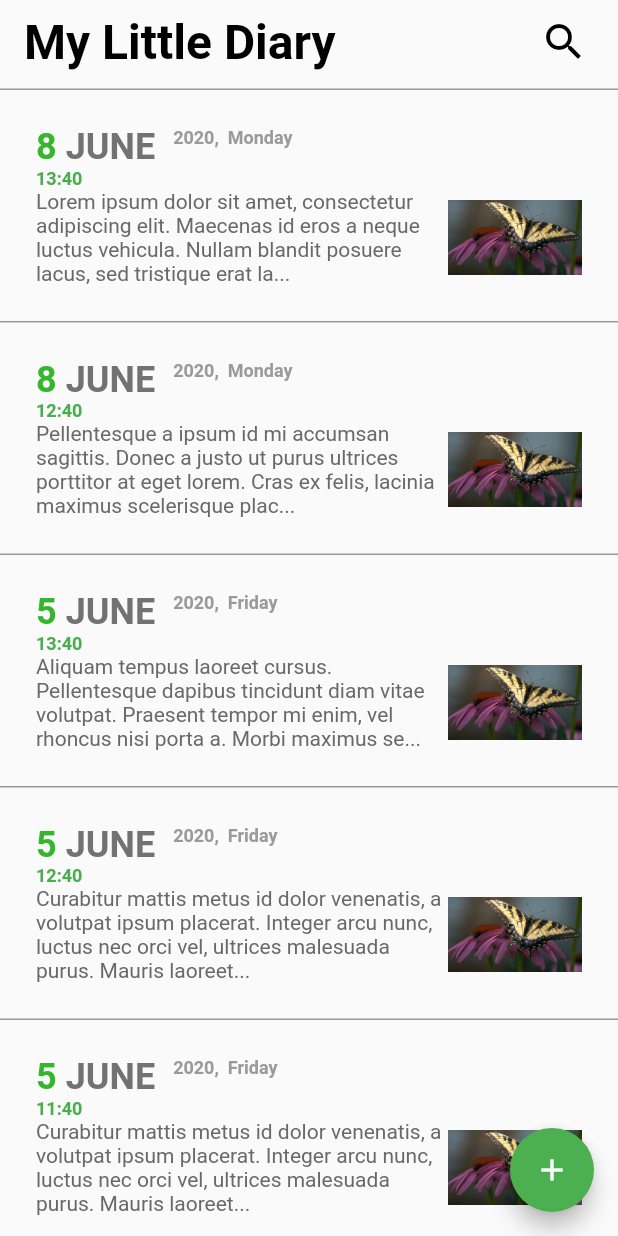
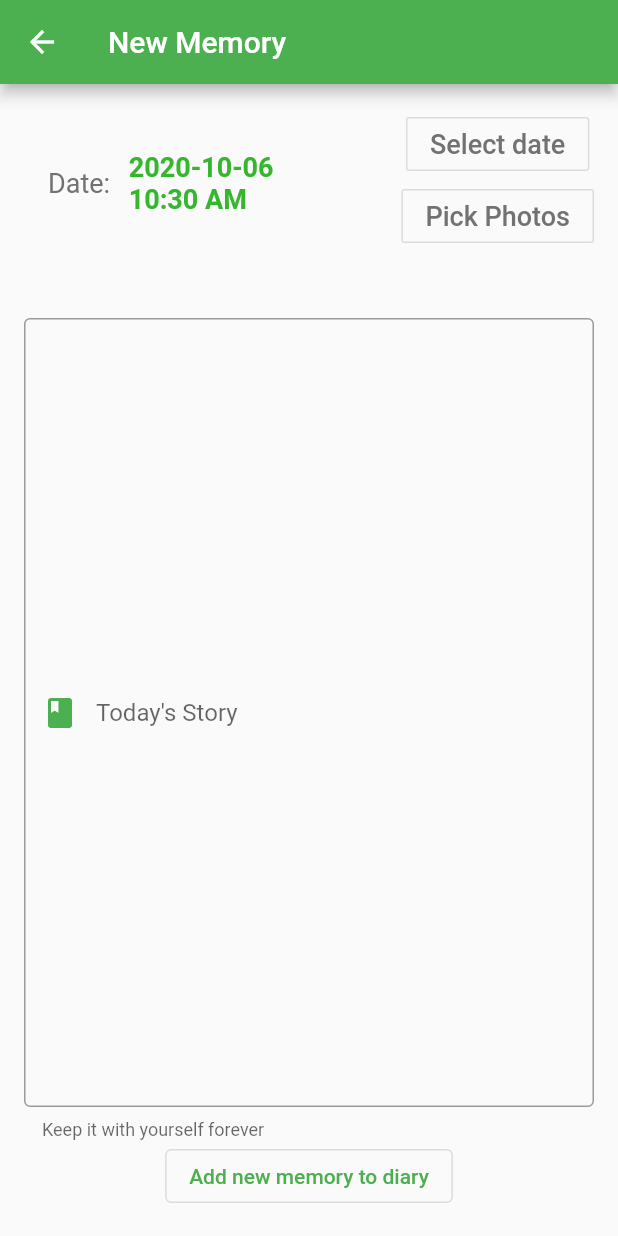
Before and after one commit to muratangin187/my_little_diary, a Flutter app: the screen it shows after launch, after a tap on the "add" icon, on a phone screen of 412 x 824 dp. Run offline on Flutter 3.47's test engine with Material 2 defaults, Android fonts, the phone set to English and light mode, and no system bars; our stand-ins replace fluttertoast, google_fonts; missing offline and left inert: multi_image_picker; Roboto replaces fonts that are missing (Exo).

Commit message:
Add NewMemoryScreen which handles creation of memories

```diff
--- /dev/null
+++ b/lib/NewMemoryScreen.dart
@@ -0,0 +1,203 @@
+import 'dart:io';
+
+import 'package:flutter/cupertino.dart';
+import 'package:flutter/material.dart';
+import 'package:google_fonts/google_fonts.dart';
+import 'package:multi_image_picker/multi_image_picker.dart';
+import 'package:fluttertoast/fluttertoast.dart';
+
+
+class NewMemoryScreen extends StatefulWidget {
+  @override
+  _NewMemoryScreenState createState() => _NewMemoryScreenState();
+}
+
+class _NewMemoryScreenState extends State<NewMemoryScreen> {
+  DateTime selectedDate = DateTime.now();
+  TimeOfDay selectedTime = TimeOfDay.now();
+  List<Asset> images = List<Asset>();
+  String _error;
+
+  @override
+  Widget build(BuildContext context) {
+    return Scaffold(
+      appBar: AppBar(
+        title: Text("New Memory"),
+      ),
+      body: Container(
+        padding: EdgeInsets.all(16),
+        child: Column(
+          children: [
+            Container(
+              height: 100,
+              child: Row(
+                mainAxisAlignment: MainAxisAlignment.spaceBetween,
+                children: [
+                  Row(
+                    children: [
+                      Padding(
+                        padding: const EdgeInsets.only(
+                            top: 16.0, left: 16, bottom: 16),
+                        child: Text(
+                          "Date: ",
+                          style: GoogleFonts.exo(
+                              textStyle: TextStyle(
+                                  fontSize: 18, color: Color(0xF0696969))),
+                        ),
+                      ),
+                      Padding(
+                        padding: const EdgeInsets.only(
+                            top: 16.0, left: 8, bottom: 16),
+                        child: Text(
+                          "${selectedDate.toLocal()}".split(' ')[0] +
+                              "\n" +
+                              selectedTime.format(context),
+                          style: GoogleFonts.exo(
+                              textStyle: TextStyle(
+                                  fontSize: 18,
+                                  fontWeight: FontWeight.bold,
+                                  color: Color(0xFF35B62D))),
+                        ),
+                      ),
+                    ],
+                  ),
+                  Column(
+                    children: [
+                      OutlineButton(
+                        onPressed: () => _selectDate(context), // Refer step 3
+                        child: Text('Select date',
+                            style: GoogleFonts.exo(
+                                textStyle: TextStyle(
+                              fontSize: 18,
+                              color: Color(0xF0696969),
+                            ))),
+                      ),
+                      OutlineButton(
+                        onPressed: loadAssets, // Refer step 3
+                        child: Text('Pick Photos',
+                            style: GoogleFonts.exo(
+                                textStyle: TextStyle(
+                              fontSize: 18,
+                              color: Color(0xF0696969),
+                            ))),
+                      ),
+                    ],
+                  )
+                ],
+              ),
+            ),
+            Container(height:40,child: buildGridView(context), padding: EdgeInsets.only(bottom:8),),
+            Expanded(
+              child: TextField(
+                  keyboardType: TextInputType.multiline,
+                  expands: true,
+                  minLines: null,
+                  maxLines: null,
+                  decoration: new InputDecoration(
+                    border: new OutlineInputBorder(
+                        borderSide: new BorderSide(color: Colors.teal)),
+                    hintText: 'Tell us about today',
+                    helperText: 'Keep it with yourself forever',
+                    labelText: 'Today\'s Story',
+                    alignLabelWithHint: true,
+                    prefixIcon: const Icon(
+                      Icons.book,
+                      color: Colors.green,
+                    ),
+                  )),
+            ),
+            OutlinedButton(
+              onPressed: () => {},
+              child: Text("Add new memory to diary"),
+            )
+          ],
+        ),
+      ),
+    );
+  }
+
+  Future<void> loadAssets() async {
+    setState(() {
+      images = List<Asset>();
+    });
+
+    List<Asset> resultList;
+    String error;
+
+    try {
+      resultList = await MultiImagePicker.pickImages(
+        maxImages: 300,
+      );
+    } on Exception catch (e) {
+      error = e.toString();
+    }
+
+    // If the widget was removed from the tree while the asynchronous platform
+    // message was in flight, we want to discard the reply rather than calling
+    // setState to update our non-existent appearance.
+    if (!mounted) return;
+
+    setState(() {
+      images = resultList;
+      if (error == null) _error = 'No Error Dectected';
+    });
+  }
+
+  Widget buildGridView(context) {
+    if (images != null)
+      return GridView.count(
+        crossAxisCount: 1,
+        scrollDirection: Axis.horizontal,
+        childAspectRatio: MediaQuery.of(context).size.width /
+            (MediaQuery.of(context).size.height / 1),
+        children: List.generate(images.length, (index) {
+          Asset asset = images[index];
+          return Padding(
+            padding: const EdgeInsets.only(right:16.0),
+            child: InkWell(
+              onTap: (){
+                setState(()=>{
+                  images.remove(images.firstWhere((element) => element.name == asset.name))
+                });
+                Fluttertoast.showToast(
+                    msg: "Removed an image from memory",
+                    toastLength: Toast.LENGTH_SHORT,
+                    gravity: ToastGravity.BOTTOM,
+                    timeInSecForIosWeb: 1,
+                    backgroundColor: Colors.grey,
+                    textColor: Colors.white,
+                    fontSize: 16.0
+                );
+            },
+              child: AssetThumb(
+                asset: asset,
+                width: 200,
+                height: 200,
+              ),
+            ),
+          );
+        }),
+      );
+    else
+      return Container(color: Colors.white);
+  }
+
+  _selectDate(BuildContext context) async {
+    final DateTime picked = await showDatePicker(
+      context: context,
+      initialDate: selectedDate, // Refer step 1
+      firstDate: DateTime(2000),
+      lastDate: DateTime.now(),
+    );
+    if (picked != null && picked != selectedDate)
+      setState(() {
+        selectedDate = picked;
+      });
+    final TimeOfDay t =
+        await showTimePicker(context: context, initialTime: TimeOfDay.now());
+    if (t != null)
+      setState(() {
+        selectedTime = t;
+      });
+  }
+}
--- a/lib/main.dart
+++ b/lib/main.dart
@@ -2,6 +2,8 @@ import 'package:flutter/material.dart';
 import 'package:my_little_diary/Memory.dart';
 import 'package:my_little_diary/MemoryBlock.dart';
 import 'package:google_fonts/google_fonts.dart';
+import 'package:my_little_diary/NewMemoryScreen.dart';
+import 'package:my_little_diary/test.dart';
 
 void main() {
   runApp(MyApp());
@@ -84,7 +86,10 @@ class _MyHomePageState extends State<MyHomePage> {
             return MemoryBlock(memories[index]);
           }),
       floatingActionButton: FloatingActionButton(
-        onPressed: () => {},
+        onPressed: () => {
+          Navigator.push(context, MaterialPageRoute( builder: (context) => NewMemoryScreen()))
+          //Navigator.push(context, MaterialPageRoute( builder: (context) => Test()))
+        },
         tooltip: 'Increment',
         child: Icon(Icons.add),
       ), // This trailing comma makes auto-formatting nicer for build methods.
--- /dev/null
+++ b/lib/test.dart
@@ -0,0 +1,86 @@
+import 'package:flutter/material.dart';
+import 'dart:async';
+
+import 'package:multi_image_picker/multi_image_picker.dart';
+
+class Test extends StatefulWidget {
+  @override
+  _Test createState() => new _Test();
+}
+
+class _Test extends State<Test> {
+  List<Asset> images = List<Asset>();
+  String _error;
+
+  @override
+  void initState() {
+    super.initState();
+  }
+
+  Widget buildGridView() {
+    if (images != null)
+      return GridView.count(
+        crossAxisCount: 3,
+        children: List.generate(images.length, (index) {
+          Asset asset = images[index];
+          return AssetThumb(
+            asset: asset,
+            width: 300,
+            height: 300,
+          );
+        }),
+      );
+    else
+      return Container(color: Colors.white);
+  }
+
+  Future<void> loadAssets() async {
+    setState(() {
+      images = List<Asset>();
+    });
+
+    List<Asset> resultList;
+    String error;
+
+    try {
+      resultList = await MultiImagePicker.pickImages(
+        maxImages: 300,
+      );
+    } on Exception catch (e) {
+      error = e.toString();
+    }
+
+    // If the widget was removed from the tree while the asynchronous platform
+    // message was in flight, we want to discard the reply rather than calling
+    // setState to update our non-existent appearance.
+    if (!mounted) return;
+
+    setState(() {
+      images = resultList;
+      if (error == null) _error = 'No Error Dectected';
+    });
+  }
+
+  @override
+  Widget build(BuildContext context) {
+    return new MaterialApp(
+      home: new Scaffold(
+        appBar: new AppBar(
+          title: const Text('Plugin example app'),
+        ),
+        body: Column(
+          children: <Widget>[
+            Center(child: Text('Error: $_error')),
+            RaisedButton(
+              child: Text("Pick images"),
+              onPressed: loadAssets,
+            ),
+            Expanded(
+              child: buildGridView(),
+            )
+          ],
+        ),
+      ),
+    );
+  }
+}
--- a/pubspec.yaml
+++ b/pubspec.yaml
@@ -24,7 +24,10 @@ dependencies:
   flutter:
     sdk: flutter
   google_fonts: ^1.1.0
-
+  multi_image_picker: ^4.6.5
+  sqflite: ^1.3.1+1
+  fluttertoast: ^7.1.1
+  path: ^1.7.0
 
   # The following adds the Cupertino Icons font to your application.
   # Use with the CupertinoIcons class for iOS style icons.
```
Also changed, not shown: pubspec.lock, 1 other file.
